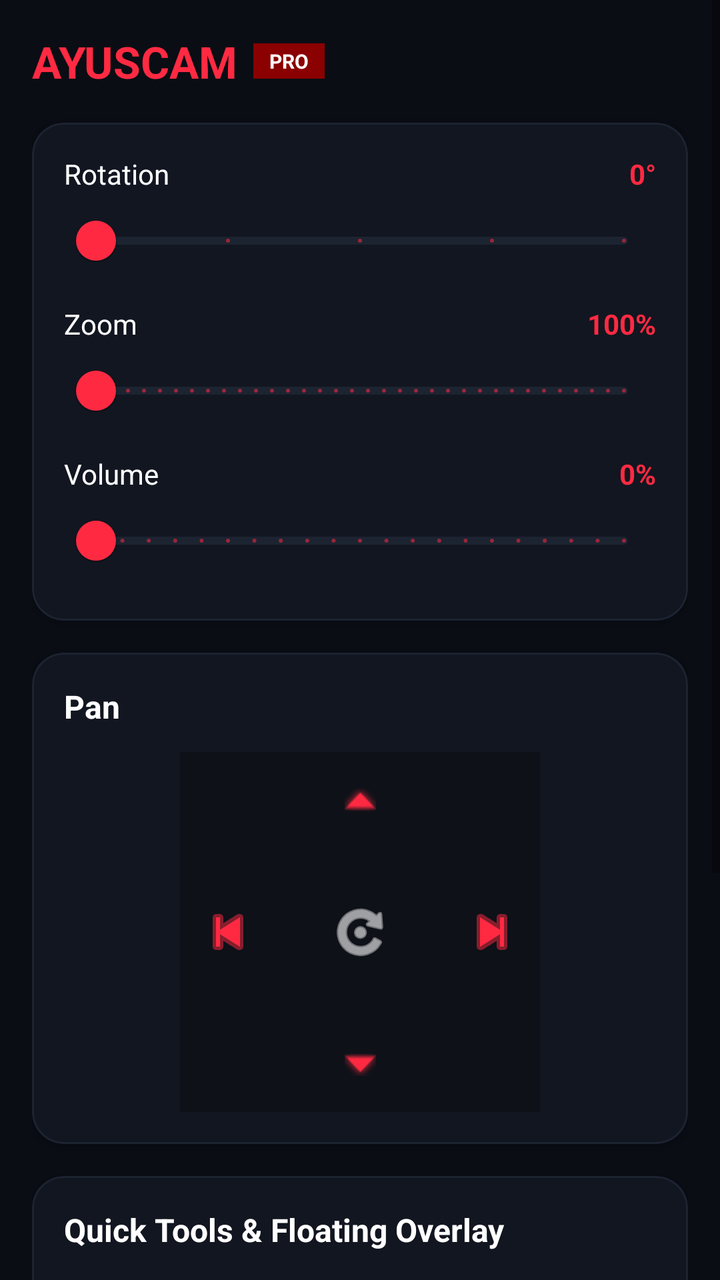
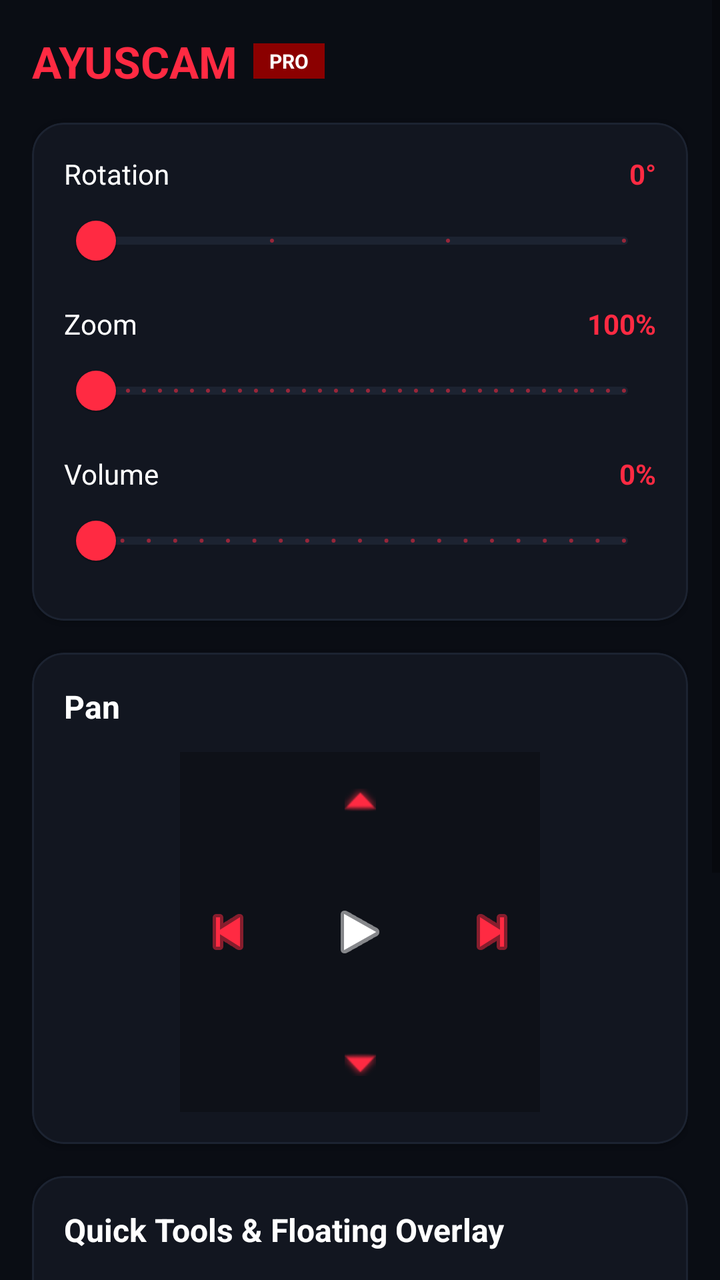

Before-and-after screenshots of an Android layout around one commit, followed by the original layout XML and the change that was made.
<!-- AndroidManifest.xml: application theme Theme.VCAM -->
<!-- res/layout/fragment_control.xml -->
<?xml version="1.0" encoding="utf-8"?>
<ScrollView xmlns:android="http://schemas.android.com/apk/res/android"
    xmlns:app="http://schemas.android.com/apk/res-auto"
    android:layout_width="match_parent"
    android:layout_height="match_parent"
    android:background="@color/bg_black"
    android:fillViewport="true">

    <LinearLayout
        android:layout_width="match_parent"
        android:layout_height="wrap_content"
        android:orientation="vertical"
        android:padding="16dp">

        
        <LinearLayout
            android:layout_width="match_parent"
            android:layout_height="wrap_content"
            android:gravity="center_vertical"
            android:orientation="horizontal"
            android:layout_marginBottom="16dp">
            <TextView
                android:layout_width="wrap_content"
                android:layout_height="wrap_content"
                android:text="@string/app_name"
                android:textColor="@color/accent_red"
                android:textSize="22sp"
                android:textStyle="bold" />
            <TextView
                android:layout_width="wrap_content"
                android:layout_height="wrap_content"
                android:layout_marginStart="8dp"
                android:background="@color/accent_red_dark"
                android:paddingStart="8dp"
                android:paddingTop="2dp"
                android:paddingEnd="8dp"
                android:paddingBottom="2dp"
                android:text="@string/app_badge"
                android:textColor="@color/text_main"
                android:textSize="10sp"
                android:textStyle="bold" />
        </LinearLayout>

        
        <com.google.android.material.card.MaterialCardView
            android:layout_width="match_parent"
            android:layout_height="wrap_content"
            android:layout_marginBottom="16dp"
            app:cardBackgroundColor="@color/card_dark"
            app:cardCornerRadius="16dp"
            app:strokeColor="@color/card_stroke"
            app:strokeWidth="1dp">

            <LinearLayout
                android:layout_width="match_parent"
                android:layout_height="wrap_content"
                android:orientation="vertical"
                android:padding="16dp">

                
                <RelativeLayout
                    android:layout_width="match_parent"
                    android:layout_height="wrap_content">
                    <TextView
                        android:layout_width="wrap_content"
                        android:layout_height="wrap_content"
                        android:text="@string/rotation"
                        android:textColor="@color/text_main"
                        android:textSize="14sp" />
                    
                    <TextView
                        android:id="@+id/tv_rotation_val"
                        android:layout_width="wrap_content"
                        android:layout_height="wrap_content"
                        android:layout_alignParentEnd="true"
                        android:text="0°"
                        android:textColor="@color/accent_red"
                        android:textStyle="bold" />
                </RelativeLayout>

                <com.google.android.material.slider.Slider
                    android:id="@+id/slider_rotation"
                    android:layout_width="match_parent"
                    android:layout_height="wrap_content"
                    android:valueFrom="0"
                    android:valueTo="360"
                    android:stepSize="90"
                    app:thumbColor="@color/accent_red"
                    app:trackColorActive="@color/accent_red"
                    app:trackColorInactive="@color/card_stroke" />

                
                <RelativeLayout
                    android:layout_width="match_parent"
                    android:layout_height="wrap_content"
                    android:layout_marginTop="8dp">
                    <TextView
                        android:layout_width="wrap_content"
                        android:layout_height="wrap_content"
                        android:text="@string/zoom"
                        android:textColor="@color/text_main"
                        android:textSize="14sp" />
                    <TextView
                        android:id="@+id/tv_zoom_val"
                        android:layout_width="wrap_content"
                        android:layout_height="wrap_content"
                        android:layout_alignParentEnd="true"
                        android:text="100%"
                        android:textColor="@color/accent_red"
                        android:textStyle="bold" />
                </RelativeLayout>

                <com.google.android.material.slider.Slider
                    android:id="@+id/slider_zoom"
                    android:layout_width="match_parent"
                    android:layout_height="wrap_content"
                    android:valueFrom="100"
                    android:valueTo="500"
                    android:stepSize="10"
                    app:thumbColor="@color/accent_red"
                    app:trackColorActive="@color/accent_red"
                    app:trackColorInactive="@color/card_stroke" />

                
                <RelativeLayout
                    android:layout_width="match_parent"
                    android:layout_height="wrap_content"
                    android:layout_marginTop="8dp">
                    <TextView
                        android:layout_width="wrap_content"
                        android:layout_height="wrap_content"
                        android:text="@string/volume"
                        android:textColor="@color/text_main"
                        android:textSize="14sp" />
                    <TextView
                        android:id="@+id/tv_volume_val"
                        android:layout_width="wrap_content"
                        android:layout_height="wrap_content"
                        android:layout_alignParentEnd="true"
                        android:text="0%"
                        android:textColor="@color/accent_red"
                        android:textStyle="bold" />
                </RelativeLayout>

                <com.google.android.material.slider.Slider
                    android:id="@+id/slider_volume"
                    android:layout_width="match_parent"
                    android:layout_height="wrap_content"
                    android:valueFrom="0"
                    android:valueTo="100"
                    android:stepSize="5"
                    app:thumbColor="@color/accent_red"
                    app:trackColorActive="@color/accent_red"
                    app:trackColorInactive="@color/card_stroke" />

            </LinearLayout>
        </com.google.android.material.card.MaterialCardView>

        
        <com.google.android.material.card.MaterialCardView
            android:layout_width="match_parent"
            android:layout_height="wrap_content"
            android:layout_marginBottom="16dp"
            app:cardBackgroundColor="@color/card_dark"
            app:cardCornerRadius="16dp"
            app:strokeColor="@color/card_stroke"
            app:strokeWidth="1dp">

            <LinearLayout
                android:layout_width="match_parent"
                android:layout_height="wrap_content"
                android:orientation="vertical"
                android:padding="16dp">

                <TextView
                    android:layout_width="wrap_content"
                    android:layout_height="wrap_content"
                    android:text="@string/pan"
                    android:textColor="@color/text_main"
                    android:textSize="16sp"
                    android:textStyle="bold" />

                <RelativeLayout
                    android:layout_width="180dp"
                    android:layout_height="180dp"
                    android:layout_gravity="center_horizontal"
                    android:layout_marginTop="12dp"
                    android:background="@color/inner_box_dark">

                    <ImageButton
                        android:id="@+id/btn_pan_up"
                        android:layout_width="48dp"
                        android:layout_height="48dp"
                        android:layout_alignParentTop="true"
                        android:layout_centerHorizontal="true"
                        android:background="?attr/selectableItemBackgroundBorderless"
                        android:src="@android:drawable/arrow_up_float"
                        app:tint="@color/accent_red" />

                    <ImageButton
                        android:id="@+id/btn_pan_down"
                        android:layout_width="48dp"
                        android:layout_height="48dp"
                        android:layout_alignParentBottom="true"
                        android:layout_centerHorizontal="true"
                        android:background="?attr/selectableItemBackgroundBorderless"
                        android:src="@android:drawable/arrow_down_float"
                        app:tint="@color/accent_red" />

                    <ImageButton
                        android:id="@+id/btn_pan_left"
                        android:layout_width="48dp"
                        android:layout_height="48dp"
                        android:layout_alignParentStart="true"
                        android:layout_centerVertical="true"
                        android:background="?attr/selectableItemBackgroundBorderless"
                        android:src="@android:drawable/ic_media_previous"
                        app:tint="@color/accent_red" />

                    <ImageButton
                        android:id="@+id/btn_pan_right"
                        android:layout_width="48dp"
                        android:layout_height="48dp"
                        android:layout_alignParentEnd="true"
                        android:layout_centerVertical="true"
                        android:background="?attr/selectableItemBackgroundBorderless"
                        android:src="@android:drawable/ic_media_next"
                        app:tint="@color/accent_red" />

                    <ImageButton
                        android:id="@+id/btn_pan_center"
                        android:layout_width="48dp"
                        android:layout_height="48dp"
                        android:layout_centerInParent="true"
                        android:background="?attr/selectableItemBackgroundBorderless"
                        android:src="@android:drawable/ic_menu_rotate"
                        app:tint="@color/text_main" />
                </RelativeLayout>
            </LinearLayout>
        </com.google.android.material.card.MaterialCardView>

        
        <com.google.android.material.card.MaterialCardView
            android:layout_width="match_parent"
            android:layout_height="wrap_content"
            android:layout_marginBottom="16dp"
            app:cardBackgroundColor="@color/card_dark"
            app:cardCornerRadius="16dp"
            app:strokeColor="@color/card_stroke"
            app:strokeWidth="1dp">

            <LinearLayout
                android:layout_width="match_parent"
                android:layout_height="wrap_content"
                android:orientation="vertical"
                android:padding="16dp">

                <TextView
                    android:layout_width="wrap_content"
                    android:layout_height="wrap_content"
                    android:text="@string/quick_tools"
                    android:textColor="@color/text_main"
                    android:textSize="16sp"
                    android:textStyle="bold" />

                <com.google.android.material.button.MaterialButton
                    android:id="@+id/btn_hud_toggle"
                    android:layout_width="match_parent"
                    android:layout_height="52dp"
                    android:layout_marginTop="12dp"
                    android:text="@string/show_floating_hud"
                    android:textColor="@color/text_main"
                    app:backgroundTint="@color/accent_red"
                    app:cornerRadius="10dp" />
            </LinearLayout>
        </com.google.android.material.card.MaterialCardView>

        
        <com.google.android.material.card.MaterialCardView
            android:layout_width="match_parent"
            android:layout_height="wrap_content"
            android:layout_marginBottom="80dp"
            app:cardBackgroundColor="@color/card_dark"
            app:cardCornerRadius="16dp"
            app:strokeColor="@color/card_stroke"
            app:strokeWidth="1dp">

            <LinearLayout
                android:layout_width="match_parent"
                android:layout_height="wrap_content"
                android:orientation="vertical"
                android:padding="16dp">

                <TextView
                    android:layout_width="wrap_content"
                    android:layout_height="wrap_content"
                    android:text="@string/aspect_ratio"
                    android:textColor="@color/text_main"
                    android:textSize="16sp"
                    android:textStyle="bold" />

                <LinearLayout
                    android:layout_width="match_parent"
                    android:layout_height="wrap_content"
                    android:layout_marginTop="12dp"
                    android:orientation="horizontal"
                    android:weightSum="3">
                    <com.google.android.material.button.MaterialButton
                        android:id="@+id/btn_scale_fit"
                        android:layout_width="0dp"
                        android:layout_height="wrap_content"
                        android:layout_weight="1"
                        android:layout_marginEnd="4dp"
                        android:text="@string/fit"
                        android:textColor="@color/text_main"
                        app:backgroundTint="@color/inner_box_dark"
                        app:cornerRadius="8dp" />
                    <com.google.android.material.button.MaterialButton
                        android:id="@+id/btn_scale_stretch"
                        android:layout_width="0dp"
                        android:layout_height="wrap_content"
                        android:layout_weight="1"
                        android:layout_marginEnd="4dp"
                        android:text="@string/stretch"
                        android:textColor="@color/text_main"
                        app:backgroundTint="@color/inner_box_dark"
                        app:cornerRadius="8dp" />
                    <com.google.android.material.button.MaterialButton
                        android:id="@+id/btn_scale_fill"
                        android:layout_width="0dp"
                        android:layout_height="wrap_content"
                        android:layout_weight="1"
                        android:text="@string/fill"
                        android:textColor="@color/text_main"
                        app:backgroundTint="@color/accent_red"
                        app:cornerRadius="8dp" />
                </LinearLayout>
            </LinearLayout>
        </com.google.android.material.card.MaterialCardView>
    </LinearLayout>
</ScrollView>
<!-- resources referenced by this layout -->
<resources>
  <color name="accent_red">#FF2A42</color>
  <color name="accent_red_dark">#8B0000</color>
  <color name="bg_black">#0A0D14</color>
  <color name="card_dark">#121620</color>
  <color name="card_stroke">#1C2331</color>
  <color name="inner_box_dark">#0E1118</color>
  <color name="text_main">#FFFFFF</color>
  <string name="app_badge">PRO</string>
  <string name="app_name">AYUSCAM</string>
  <string name="aspect_ratio">Aspect Ratio</string>
  <string name="fill">Fill</string>
  <string name="fit">Fit</string>
  <string name="pan">Pan</string>
  <string name="quick_tools">Quick Tools &amp; Floating Overlay</string>
  <string name="rotation">Rotation</string>
  <string name="show_floating_hud">Show Floating HUD</string>
  <string name="stretch">Stretch</string>
  <string name="volume">Volume</string>
  <string name="zoom">Zoom</string>
  <style name="Theme.VCAM" parent="Theme.MaterialComponents.DayNight.NoActionBar">
          <item name="colorPrimary">@color/accent_red</item>
          <item name="colorPrimaryVariant">@color/bg_black</item>
          <item name="colorOnPrimary">@color/text_main</item>
          <item name="colorSecondary">@color/accent_red</item>
          <item name="android:windowBackground">@color/bg_black</item>
          <item name="android:textColor">@color/text_main</item>
      </style>
</resources>

<!-- the commit's change to res/layout/fragment_control.xml (unified diff, before → after) -->
@@ -19,6 +19,7 @@
             android:gravity="center_vertical"
             android:orientation="horizontal"
             android:layout_marginBottom="16dp">
+
             <TextView
                 android:layout_width="wrap_content"
                 android:layout_height="wrap_content"
@@ -26,6 +27,7 @@
                 android:textColor="@color/accent_red"
                 android:textSize="22sp"
                 android:textStyle="bold" />
+
             <TextView
                 android:layout_width="wrap_content"
                 android:layout_height="wrap_content"
@@ -67,7 +69,6 @@
                         android:text="@string/rotation"
                         android:textColor="@color/text_main"
                         android:textSize="14sp" />
-                    
                     <TextView
                         android:id="@+id/tv_rotation_val"
                         android:layout_width="wrap_content"
@@ -78,12 +79,13 @@
                         android:textStyle="bold" />
                 </RelativeLayout>
 
+                
                 <com.google.android.material.slider.Slider
                     android:id="@+id/slider_rotation"
                     android:layout_width="match_parent"
                     android:layout_height="wrap_content"
                     android:valueFrom="0"
-                    android:valueTo="360"
+                    android:valueTo="270"
                     android:stepSize="90"
                     app:thumbColor="@color/accent_red"
                     app:trackColorActive="@color/accent_red"
@@ -110,13 +112,14 @@
                         android:textStyle="bold" />
                 </RelativeLayout>
 
+                
                 <com.google.android.material.slider.Slider
                     android:id="@+id/slider_zoom"
                     android:layout_width="match_parent"
                     android:layout_height="wrap_content"
-                    android:valueFrom="100"
-                    android:valueTo="500"
-                    android:stepSize="10"
+                    android:valueFrom="0"
+                    android:valueTo="200"
+                    android:stepSize="5"
                     app:thumbColor="@color/accent_red"
                     app:trackColorActive="@color/accent_red"
                     app:trackColorInactive="@color/card_stroke" />
@@ -152,7 +155,6 @@
                     app:thumbColor="@color/accent_red"
                     app:trackColorActive="@color/accent_red"
                     app:trackColorInactive="@color/card_stroke" />
-
             </LinearLayout>
         </com.google.android.material.card.MaterialCardView>
 
@@ -227,13 +229,14 @@
                         android:src="@android:drawable/ic_media_next"
                         app:tint="@color/accent_red" />
 
+                    
                     <ImageButton
                         android:id="@+id/btn_pan_center"
                         android:layout_width="48dp"
                         android:layout_height="48dp"
                         android:layout_centerInParent="true"
                         android:background="?attr/selectableItemBackgroundBorderless"
-                        android:src="@android:drawable/ic_menu_rotate"
+                        android:src="@android:drawable/ic_media_play"
                         app:tint="@color/text_main" />
                 </RelativeLayout>
             </LinearLayout>
@@ -305,34 +308,38 @@
                     android:layout_marginTop="12dp"
                     android:orientation="horizontal"
                     android:weightSum="3">
+
+                    
+                    <com.google.android.material.button.MaterialButton
+                        android:id="@+id/btn_scale_fill"
+                        android:layout_width="0dp"
+                        android:layout_height="wrap_content"
+                        android:layout_marginEnd="4dp"
+                        android:layout_weight="1"
+                        android:text="@string/fill"
+                        android:textColor="@color/text_main"
+                        app:backgroundTint="@color/inner_box_dark"
+                        app:cornerRadius="8dp" />
+
+                    <com.google.android.material.button.MaterialButton
+                        android:id="@+id/btn_scale_stretch"
+                        android:layout_width="0dp"
+                        android:layout_height="wrap_content"
+                        android:layout_marginEnd="4dp"
+                        android:layout_weight="1"
+                        android:text="@string/stretch"
+                        android:textColor="@color/text_main"
+                        app:backgroundTint="@color/inner_box_dark"
+                        app:cornerRadius="8dp" />
+                    
                     <com.google.android.material.button.MaterialButton
                         android:id="@+id/btn_scale_fit"
                         android:layout_width="0dp"
                         android:layout_height="wrap_content"
                         android:layout_weight="1"
-                        android:layout_marginEnd="4dp"
                         android:text="@string/fit"
                         android:textColor="@color/text_main"
                         app:backgroundTint="@color/inner_box_dark"
-                        app:cornerRadius="8dp" />
-                    <com.google.android.material.button.MaterialButton
-                        android:id="@+id/btn_scale_stretch"
-                        android:layout_width="0dp"
-                        android:layout_height="wrap_content"
-                        android:layout_weight="1"
-                        android:layout_marginEnd="4dp"
-                        android:text="@string/stretch"
-                        android:textColor="@color/text_main"
-                        app:backgroundTint="@color/inner_box_dark"
-                        app:cornerRadius="8dp" />
-                    <com.google.android.material.button.MaterialButton
-                        android:id="@+id/btn_scale_fill"
-                        android:layout_width="0dp"
-                        android:layout_height="wrap_content"
-                        android:layout_weight="1"
-                        android:text="@string/fill"
-                        android:textColor="@color/text_main"
-                        app:backgroundTint="@color/accent_red"
                         app:cornerRadius="8dp" />
                 </LinearLayout>
             </LinearLayout>
